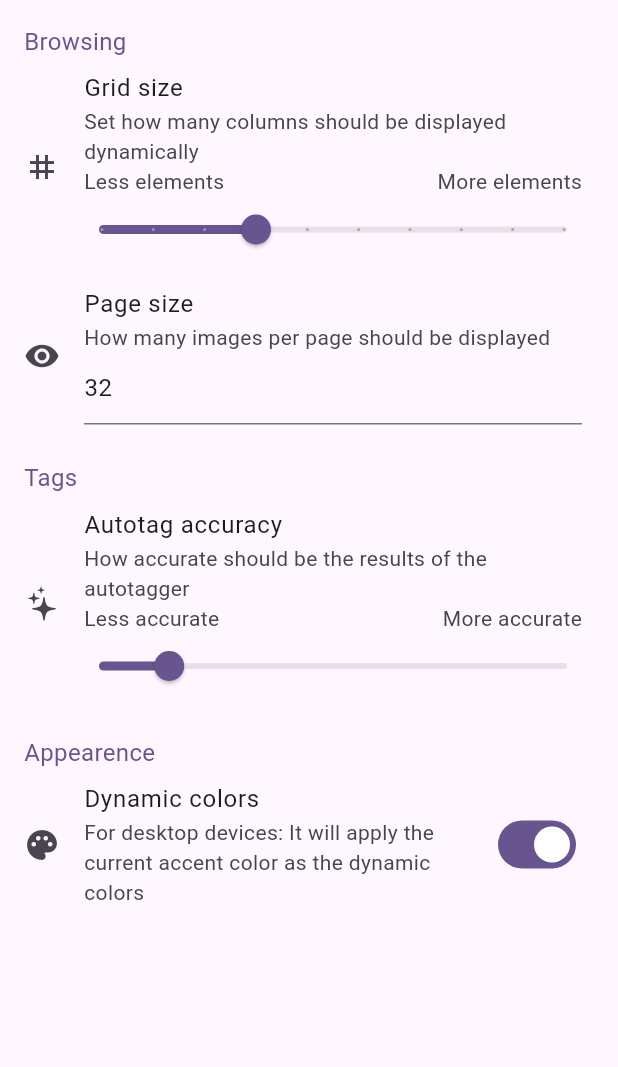
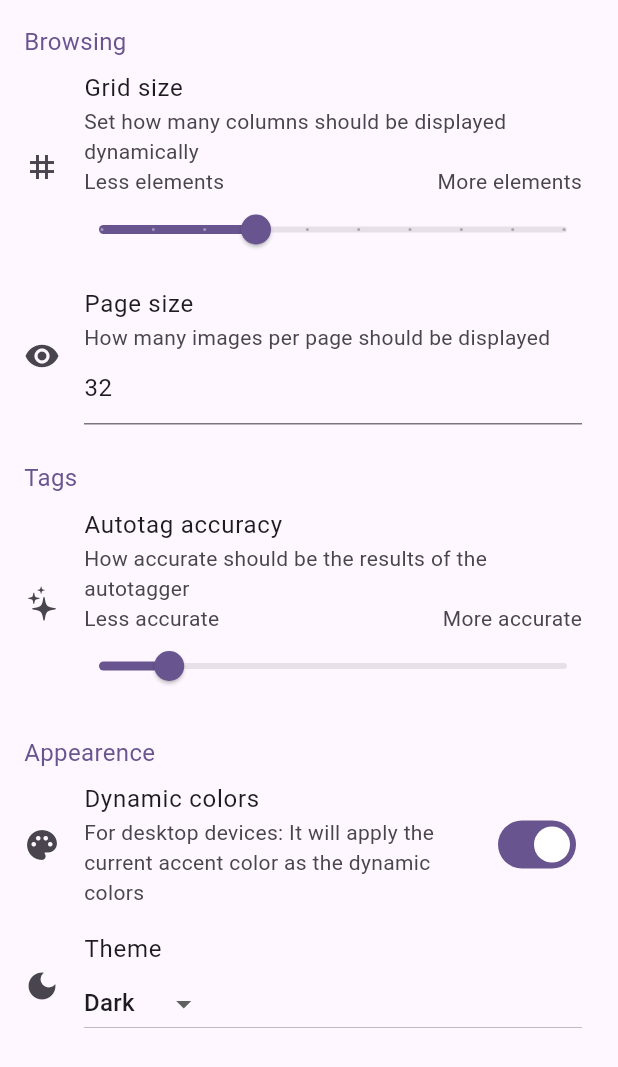
Before and after one commit to resucutie/localbooru, a Flutter app: the OverallSettings widget shown alone on an empty page, opened directly with empty values, on a phone screen of 412 x 824 dp. Shown: the top 1067 px of the screen. Run offline on Flutter 3.47's test engine with Material 3 defaults, Android fonts, the phone set to English and light mode, and no system bars; drawn by our look-alikes of dynamic_color; our stand-ins replace dotted_border, file_picker, go_router, open_file, package_info_plus, permission_handler and 2 more; missing offline and left inert: bitsdojo_window, pasteboard, titlebar_buttons; accounts and stored records are empty; network calls fail.

Commit message:
remove unnecessary dialog routes since i learnt better stuff (also test layout with theme toggles)

```diff
--- a/lib/views/settings/overallSettings.dart
+++ b/lib/views/settings/overallSettings.dart
@@ -182,6 +182,26 @@ class _OverallSettingsState extends State<OverallSettings> {
                         setState(() => _monetTheme = value);
                     }
                 ),
+                ListTile(
+                    title: const Row(
+                        children: [
+                            Text("Theme"),
+                            // if(isSettingModified("monet")) IconButton(
+                            //     onPressed: () {resetProp("monet", modifier: (v) => _monetTheme = v); themeListener.update();},
+                            //     icon: const Icon(Icons.restart_alt)
+                            // )
+                        ],
+                    ),
+                    leading: const Icon(Icons.dark_mode),
+                    subtitle: DropdownButton(
+                        value: "dark",
+                        items: ["dark", "light", "system"].map((String value) =>  DropdownMenuItem<String>(
+                            value: value,
+                            child: Text(value.replaceFirst(value[0], value[0].toUpperCase())),
+                        )).toList(),
+                        onChanged: (_) {}
+                    ),
+                ),
             ],
         );
     }
```
Also changed, not shown: lib/main.dart (+33 -28 lines), lib/utils/update_checker.dart (+28 -0 lines), lib/views/navigation/index.dart (+5 -3 lines), lib/views/settings/index.dart (+8 -1 lines).
